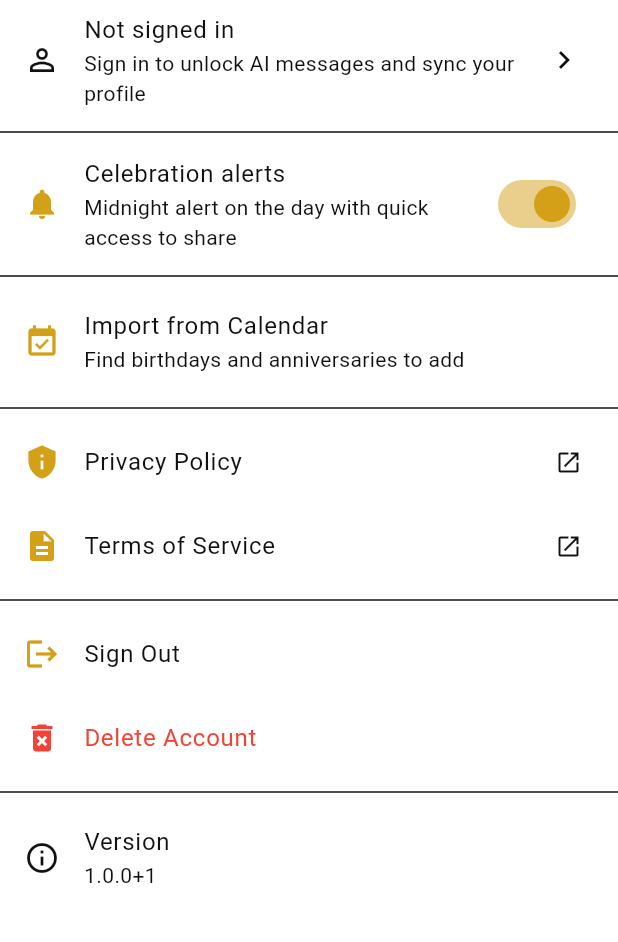
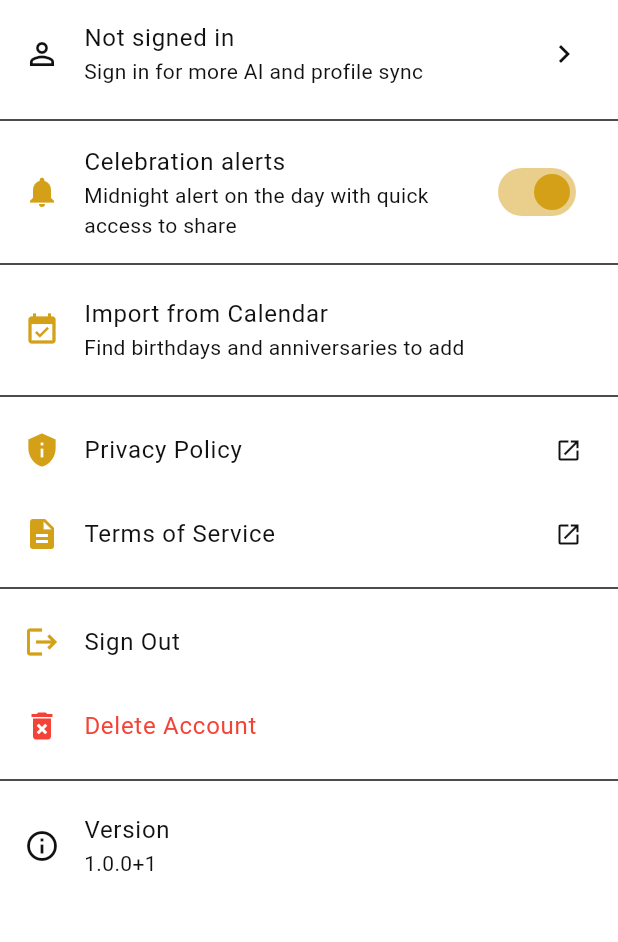
Before and after one commit to oluwasegunilori/celebray, a Flutter app: the SettingsScreen screen opened by its route, on a phone screen of 412 x 824 dp, the part 84-1026 px from its top. Run offline on Flutter 3.47's test engine with Material 3 defaults, Android fonts, the phone set to English and light mode, and no system bars; our stand-ins replace equatable, firebase_auth, firebase_core, firebase_crashlytics, flutter_local_notifications, flutter_riverpod and 13 more; missing offline and left inert: device_calendar; accounts and stored records are empty; generated files the repository leaves out were written again.

Commit message:
enable anonymous sign in

```diff
--- a/lib/core/constants/app_constants.dart
+++ b/lib/core/constants/app_constants.dart
@@ -12,7 +12,11 @@ class AppConstants {
 
   static const String firebaseProjectId = 'celebray-fa7ae';
   static const String aiFunctionsRegion = 'us-central1';
+  static const int aiAnonymousDailyLimit = 10;
   static const int aiDailyLimit = 20;
+
+  static String guestAiNotice() =>
+      'Guest AI: $aiAnonymousDailyLimit messages/day. Sign in for $aiDailyLimit/day.';
 
   static const String aiFunctionsBaseUrl = String.fromEnvironment(
     'AI_FUNCTIONS_BASE_URL',
--- /dev/null
+++ b/lib/features/auth/domain/ai_auth_session.dart
@@ -0,0 +1,11 @@
+import 'package:firebase_auth/firebase_auth.dart';
+
+class AiAuthSession {
+  final User user;
+  final bool isAnonymous;
+
+  const AiAuthSession({
+    required this.user,
+    required this.isAnonymous,
+  });
+}
--- a/lib/features/generator/presentation/generator_screen.dart
+++ b/lib/features/generator/presentation/generator_screen.dart
@@ -1,5 +1,7 @@
+import 'package:celebray/core/constants/app_constants.dart';
 import 'package:celebray/core/theme/app_theme.dart';
 import 'package:celebray/core/widgets/home_toolbar_actions.dart';
+import 'package:celebray/features/auth/data/ai_auth_service.dart';
 import 'package:celebray/features/events/providers/event_provider.dart';
 import 'package:celebray/features/events/domain/event_model.dart';
 import 'package:celebray/features/messages/message_generation_result.dart';
@@ -167,8 +169,9 @@ class _GeneratorScreenState extends ConsumerState<GeneratorScreen> {
                 onSignedIn: () {
                   if (!mounted) return;
                   setState(() {
-                    _generationNotice =
-                        'Signed in. Tap Generate Messages for AI-powered options.';
+                    _generationNotice = AiAuthService.hasFullAccount
+                        ? 'Signed in. Tap Generate Messages for AI-powered options.'
+                        : AppConstants.guestAiNotice();
                   });
                 },
               ),
--- a/lib/features/settings/presentation/settings_screen.dart
+++ b/lib/features/settings/presentation/settings_screen.dart
@@ -108,7 +108,34 @@ class _SettingsScreenState extends ConsumerState<SettingsScreen> {
       body: ListView(
         children: [
           userAsync.when(
-            data: (user) => user != null
+            data: (user) {
+              final firebaseUser = FirebaseAuth.instance.currentUser;
+              if (firebaseUser != null && firebaseUser.isAnonymous) {
+                return ListTile(
+                  leading: const Icon(Icons.person_outline, color: AppTheme.primary),
+                  title: const Text('Guest mode'),
+                  subtitle: Text(
+                    '${AppConstants.aiAnonymousDailyLimit} AI messages/day. '
+                    'Sign in for ${AppConstants.aiDailyLimit}/day and profile sync.',
+                  ),
+                  trailing: const Icon(Icons.chevron_right),
+                  onTap: () {
+                    Navigator.push(
+                      context,
+                      MaterialPageRoute(
+                        builder: (signInContext) => SignInScreen(
+                          onSignedIn: () {
+                            Navigator.pop(signInContext);
+                            ref.invalidate(currentUserProvider);
+                          },
+                        ),
+                      ),
+                    );
+                  },
+                );
+              }
+
+              return user != null
                 ? ListTile(
                     leading: CircleAvatar(
                       backgroundImage: user.photoUrl != null
@@ -124,9 +151,7 @@ class _SettingsScreenState extends ConsumerState<SettingsScreen> {
                 : ListTile(
                     leading: const Icon(Icons.person_outline),
                     title: const Text('Not signed in'),
-                    subtitle: const Text(
-                      'Sign in to unlock AI messages and sync your profile',
-                    ),
+                    subtitle: const Text('Sign in for more AI and profile sync'),
                     trailing: const Icon(Icons.chevron_right),
                     onTap: () {
                       Navigator.push(
@@ -141,7 +166,8 @@ class _SettingsScreenState extends ConsumerState<SettingsScreen> {
                         ),
                       );
                     },
-                  ),
+                  );
+            },
             loading: () => const LinearProgressIndicator(),
             error: (_, __) => const SizedBox.shrink(),
           ),
```
Also changed, not shown: lib/features/auth/data/ai_auth_service.dart (added, +21 -0 lines), lib/features/auth/data/auth_service.dart (+66 -7 lines), lib/features/messages/ai_message_api.dart (+8 -2 lines), lib/features/messages/message_generator_service.dart (+10 -5 lines), lib/features/messages/widgets/message_generation_notice.dart (+12 -5 lines), 1 other file.
